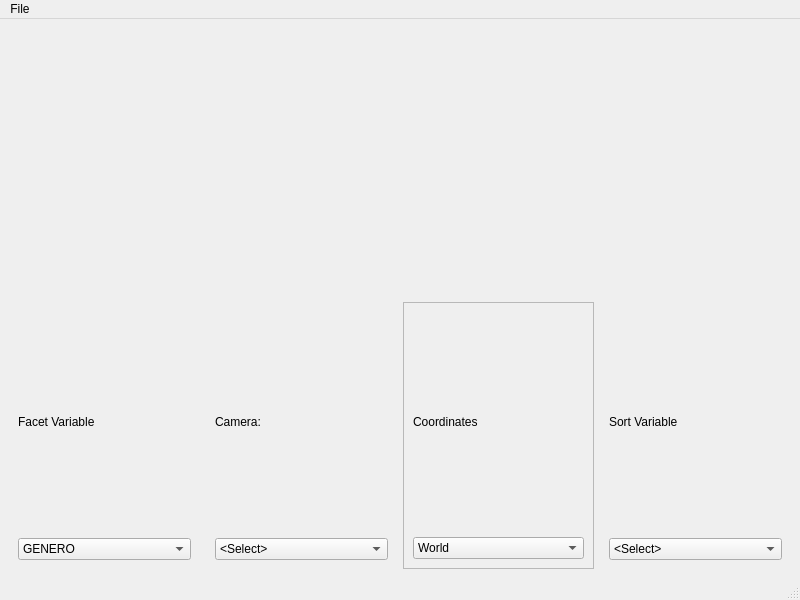
Old version of the form braviz/interaction/qt_guis/sample_overview.ui in the repository diego0020/braviz-app.
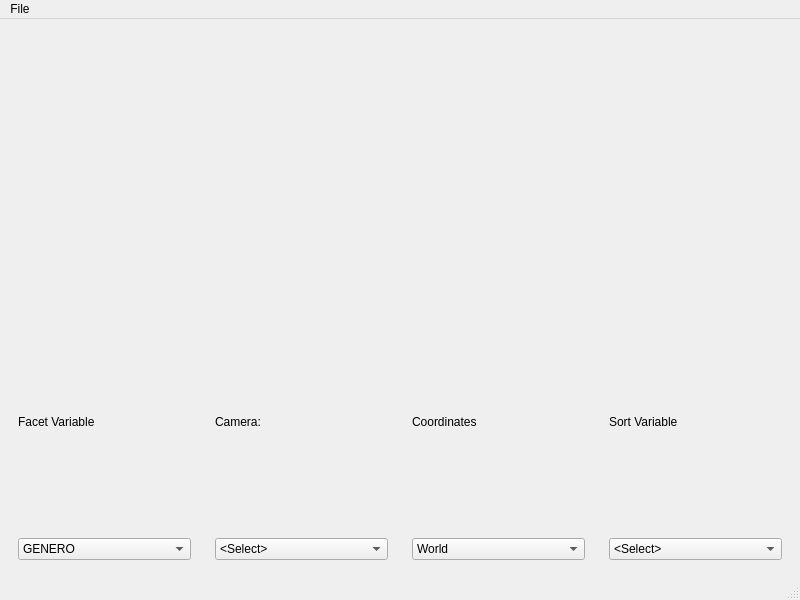
New version of the form.

Commit message: instructions for installing in mac

What changed in the file:
```diff
--- a/braviz/interaction/qt_guis/sample_overview.ui
+++ b/braviz/interaction/qt_guis/sample_overview.ui
@@ -163,7 +163,7 @@
        <item>
         <widget class="QFrame" name="frame_4">
          <property name="frameShape">
-          <enum>QFrame::StyledPanel</enum>
+          <enum>QFrame::NoFrame</enum>
          </property>
          <property name="frameShadow">
           <enum>QFrame::Raised</enum>
```
The commit also changes 1 other file.
